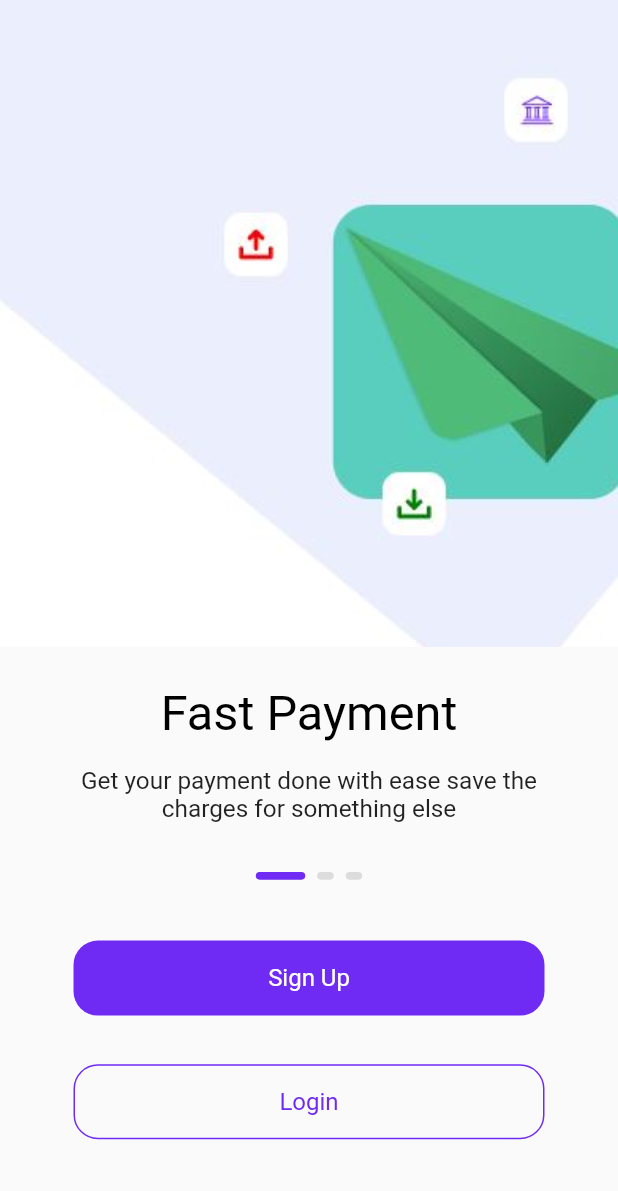
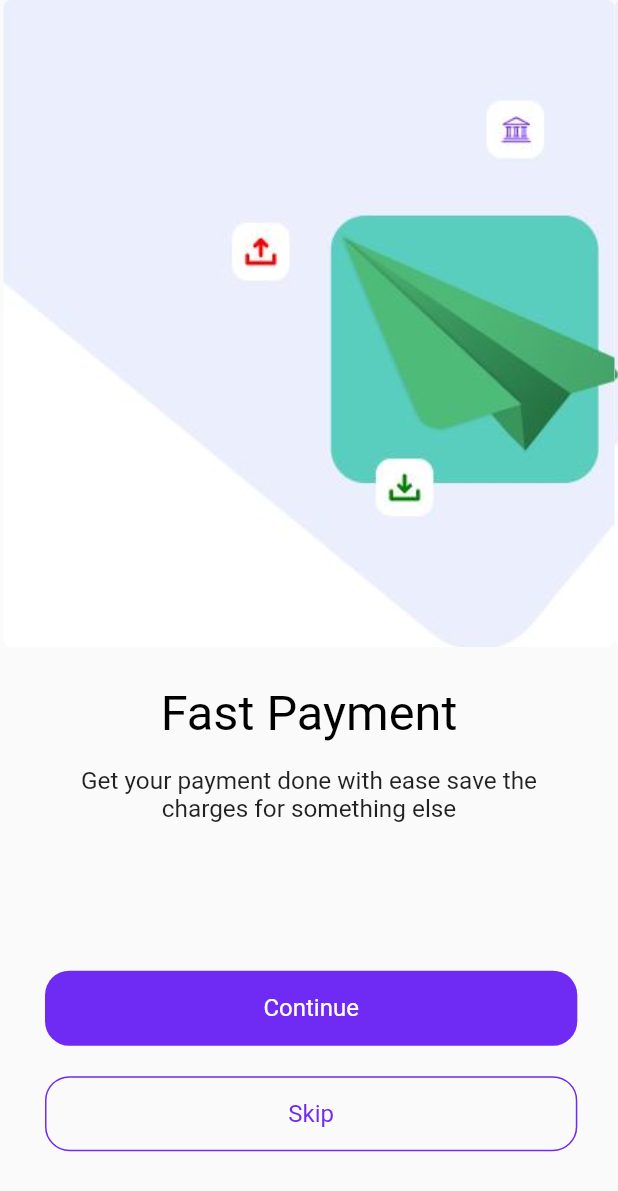
Before and after one commit to kolikay/pay_me_app, a Flutter app: the screen it shows after launch, on a phone screen of 412 x 824 dp. Shown: the top 1191 px of the screen. Run offline on Flutter 3.47's test engine with Material 2 defaults, Android fonts, the phone set to English and light mode, and no system bars; drawn by our look-alikes of smooth_page_indicator; our stand-ins replace flutter_screenutil, pin_code_fields; Roboto replaces fonts that are missing (Objectivity).

Commit message:
added animations to landing page

```diff
--- a/lib/main.dart
+++ b/lib/main.dart
@@ -5,6 +5,7 @@
 import 'package:pay_me_app/screens/authentication/views/verifyScreen.dart';
 import 'package:pay_me_app/screens/landing_page_screens/landing_page.dart';
 import 'package:flutter_screenutil/flutter_screenutil.dart';
+import 'package:pay_me_app/screens/landing_page_screens/landing_page1.dart';
 
 void main() {
   runApp(const MyApp());
@@ -27,7 +28,7 @@
               primarySwatch: Palette.kToDark,
             ),
             // home: LoginScreen(),
-            home:const LandingPage());
+            home:const LandingPage1());
       },
     );
   }
--- /dev/null
+++ b/lib/screens/landing_page_screens/landing_page1.dart
@@ -0,0 +1,184 @@
+import 'package:flutter/material.dart';
+import 'package:flutter_screenutil/flutter_screenutil.dart';
+import 'package:smooth_page_indicator/smooth_page_indicator.dart';
+import '../../widgets/reusesable_widget/reuseable_button.dart';
+import 'package:flutter/material.dart';
+import 'package:pay_me_app/constants/appColor.dart';
+import 'package:pay_me_app/routes/page_routes.dart';
+import 'package:pay_me_app/screens/authentication/views/loginScreen.dart';
+import 'package:pay_me_app/screens/authentication/views/signUpScreen.dart';
+import 'package:pay_me_app/widgets/reusesable_widget/normal_text.dart';
+import 'package:pay_me_app/widgets/reusesable_widget/reuseable_button2.dart';
+
+import 'package:smooth_page_indicator/smooth_page_indicator.dart';
+import 'package:flutter_screenutil/flutter_screenutil.dart';
+
+import '../../widgets/reusesable_widget/reuseable_button.dart';
+
+class LandingPage1 extends StatefulWidget {
+  const LandingPage1({Key? key}) : super(key: key);
+
+  @override
+  State<LandingPage1> createState() => _LandingPage1State();
+}
+
+class _LandingPage1State extends State<LandingPage1> {
+  late PageController pageController;
+  int currentPage = 0;
+  bool isLastPage = false;
+
+  @override
+  void initState() {
+    super.initState();
+
+    pageController =
+        PageController(initialPage: currentPage, viewportFraction: 0.9.w);
+  }
+
+  @override
+  void dispose() {
+    super.dispose();
+    pageController.dispose();
+  }
+
+  @override
+  Widget build(BuildContext context) {
+    return SafeArea(
+      child: Scaffold(
+        body: PageView(
+          controller: pageController,
+          onPageChanged: (index) {
+            setState(() {
+              isLastPage = index == 2;
+            });
+          },
+          children: [
+            buildPage(
+              urlImage: 'assets/landingImage1.JPG',
+              title: 'Fast Payment',
+              subTitle1:
+                  'Get your payment done with ease save the charges for something else',
+            ),
+            buildPage(
+              urlImage: 'assets/landingImage2.JPG',
+              title: 'Secure Payment',
+              subTitle1:
+                  'Get your payment done with ease save the charges for something else',
+            ),
+            buildPage(
+              urlImage: 'assets/landingImage3.JPG',
+              title: 'Scan Payment',
+              subTitle1:
+                  'Get your payment done with ease save the charges for something else',
+            ),
+          ],
+        ),
+        bottomSheet: Padding(
+          padding: const EdgeInsets.only(left: 30.0),
+          child: SizedBox(
+            height: 250.h,
+            child: Column(
+              mainAxisAlignment: MainAxisAlignment.center,
+              crossAxisAlignment: CrossAxisAlignment.center,
+              children: [
+                SizedBox(
+                  height: 20.h,
+                ),
+                ReuseableButton(
+                  width: 323.w,
+                  text: isLastPage ? 'Login' : 'Continue',
+                  onPressed: () {
+                    !isLastPage
+                        ? pageController.nextPage(
+                            duration: const Duration(milliseconds: 500),
+                            curve: Curves.easeOut)
+                        : Navigator.of(context).push(
+                            MaterialPageRoute(
+                              builder: ((context) => const LoginScreen()),
+                            ),
+                          );
+                  },
+                ),
+                SizedBox(
+                  height: 20.h,
+                ),
+                ReuseableButton2(
+                  width: 323.w,
+                  text: isLastPage ? 'Register' : 'Skip',
+                  onPressed: () {
+                    Navigator.of(context).push(
+                      MaterialPageRoute(
+                        builder: (context) => const LoginScreen(),
+                      ),
+                    );
+                  },
+                ),
+              ],
+            ),
+          ),
+        ),
+      ),
+    );
+  }
+
+  Widget buildPage({
+    required String urlImage,
+    required String title,
+    required String subTitle1,
+  }) {
+    return Column(
+      children: [
+        Container(
+          height: 425.h,
+          width: double.infinity,
+          decoration: BoxDecoration(
+            borderRadius: BorderRadius.circular(5.r),
+            image:
+                DecorationImage(image: AssetImage(urlImage), fit: BoxFit.cover),
+          ),
+        ),
+        SizedBox(
+          height: 25.h,
+        ),
+        NormalText(
+          text: title,
+          size: 32.sp,
+          color: Colors.black,
+          fontWeight: FontWeight.w400,
+        ),
+        SizedBox(
+          height: 16.h,
+        ),
+        SizedBox(
+          width: 300.w,
+          child: Text(
+            subTitle1,
+            style: TextStyle(
+              fontFamily: 'Objectivity',
+              fontSize: 16.sp,
+            ),
+            textAlign: TextAlign.center,
+          ),
+        ),
+        SizedBox(
+          height: 32.h,
+        ),
+        SmoothPageIndicator(
+          controller: pageController,
+          count: 3,
+          effect: ExpandingDotsEffect(
+              dotWidth: 10.w,
+              dotHeight: 5.h,
+              activeDotColor: AppColor.mainColor,
+              dotColor: Colors.black12),
+          onDotClicked: (index) => pageController.animateToPage(index,
+              duration: const Duration(milliseconds: 500),
+              curve: Curves.easeOut),
+        ),
+        SizedBox(
+          height: 40.h,
+        ),
+      ],
+    );
+  }
+}
```
